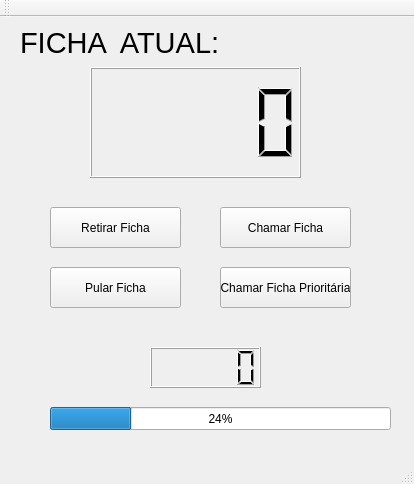
First picture: the form in mainwindow.ui, repository allanradji/SGOD, before the edit.
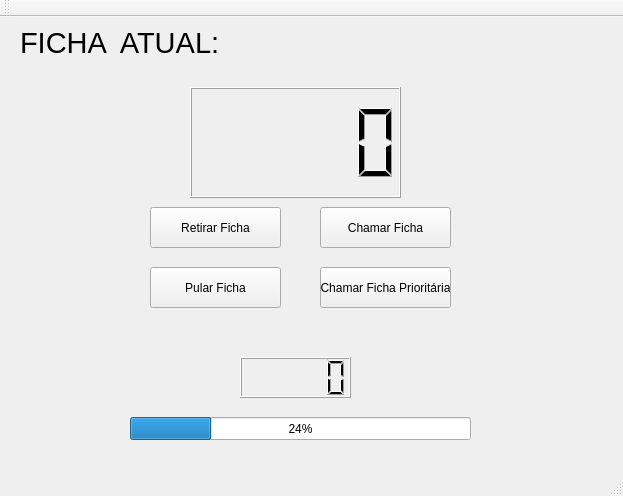
Second picture: the form after the edit.

The edit to the form file:
```diff
--- a/mainwindow.ui
+++ b/mainwindow.ui
@@ -6,8 +6,8 @@
    <rect>
     <x>0</x>
     <y>0</y>
-    <width>414</width>
-    <height>484</height>
+    <width>623</width>
+    <height>496</height>
    </rect>
   </property>
   <property name="windowTitle">
@@ -17,7 +17,7 @@
    <widget class="QPushButton" name="btnRetirar">
     <property name="geometry">
      <rect>
-      <x>50</x>
+      <x>150</x>
       <y>190</y>
       <width>131</width>
       <height>41</height>
@@ -37,7 +37,7 @@
    <widget class="QPushButton" name="btnChamar">
     <property name="geometry">
      <rect>
-      <x>220</x>
+      <x>320</x>
       <y>190</y>
       <width>131</width>
       <height>41</height>
@@ -55,7 +55,7 @@
    <widget class="QPushButton" name="btnPular">
     <property name="geometry">
      <rect>
-      <x>50</x>
+      <x>150</x>
       <y>250</y>
       <width>131</width>
       <height>41</height>
@@ -73,7 +73,7 @@
    <widget class="QPushButton" name="btnChamarPrioridade">
     <property name="geometry">
      <rect>
-      <x>220</x>
+      <x>320</x>
       <y>250</y>
       <width>131</width>
       <height>41</height>
@@ -94,8 +94,8 @@
     </property>
     <property name="geometry">
      <rect>
-      <x>90</x>
-      <y>50</y>
+      <x>190</x>
+      <y>70</y>
       <width>211</width>
       <height>111</height>
      </rect>
@@ -123,9 +123,9 @@
    <widget class="QLabel" name="lblFixaSuaFicha">
     <property name="geometry">
      <rect>
-      <x>96</x>
+      <x>80</x>
       <y>310</y>
-      <width>121</width>
+      <width>161</width>
       <height>20</height>
      </rect>
     </property>
@@ -142,8 +142,8 @@
    <widget class="QLCDNumber" name="painelRetirarFicha">
     <property name="geometry">
      <rect>
-      <x>150</x>
-      <y>330</y>
+      <x>240</x>
+      <y>340</y>
       <width>111</width>
       <height>41</height>
      </rect>
@@ -152,8 +152,8 @@
    <widget class="QProgressBar" name="barraDeProgresso">
     <property name="geometry">
      <rect>
-      <x>50</x>
-      <y>390</y>
+      <x>130</x>
+      <y>400</y>
       <width>341</width>
       <height>23</height>
      </rect>
@@ -165,9 +165,9 @@
    <widget class="QLabel" name="alerta">
     <property name="geometry">
      <rect>
-      <x>220</x>
-      <y>15</y>
-      <width>181</width>
+      <x>250</x>
+      <y>20</y>
+      <width>371</width>
       <height>21</height>
      </rect>
     </property>
```
Left out of the diff: 2 changed lines with no effect on the pictures.
